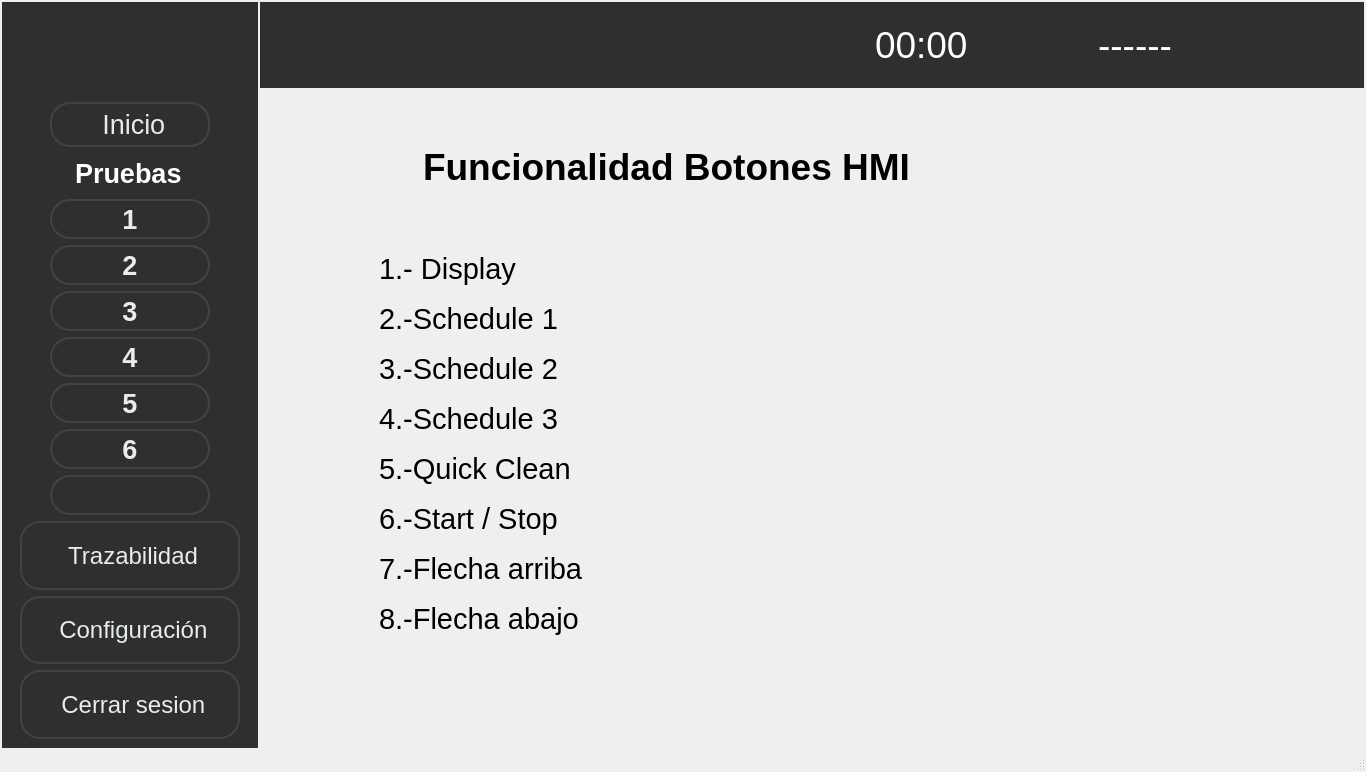
Above: ui/Application.ui from Patryckx/Nidec-tester before the change. Below: the same form after it.
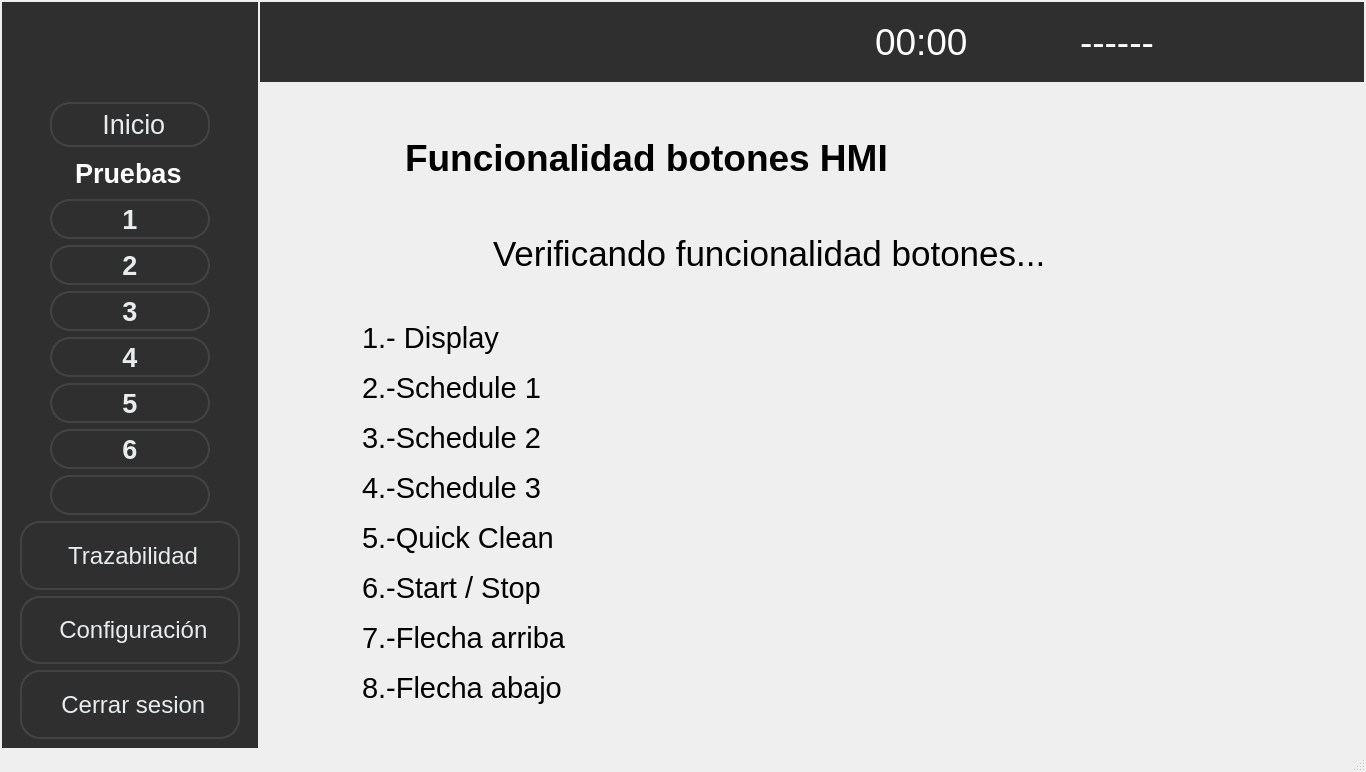
That is the form after the change. The open tabs and pages were chosen to show the change. Icons and pictures are not drawn.

The edit to the form file:
```diff
--- a/ui/Application.ui
+++ b/ui/Application.ui
@@ -52,7 +52,7 @@
     <property name="spacing">
      <number>2</number>
     </property>
-    <item row="0" column="0" rowspan="2">
+    <item row="0" column="0" rowspan="3">
      <widget class="QWidget" name="sidebar" native="true">
       <property name="minimumSize">
        <size>
@@ -1293,6 +1293,9 @@
          <property name="spacing">
           <number>15</number>
          </property>
+         <property name="leftMargin">
+          <number>10</number>
+         </property>
          <item>
           <widget class="QLabel" name="lblclock_5">
            <property name="minimumSize">
@@ -1317,7 +1320,7 @@
             <string/>
            </property>
            <property name="pixmap">
-            <pixmap resource="../resources/resources.qrc">:/resources/right.png</pixmap>
+            <pixmap resource="../resources/resources.qrc">:/resources/verified.png</pixmap>
            </property>
            <property name="scaledContents">
             <bool>true</bool>
@@ -1352,9 +1355,6 @@
            <property name="text">
             <string>------</string>
            </property>
-           <property name="alignment">
-            <set>Qt::AlignCenter</set>
-           </property>
           </widget>
          </item>
         </layout>
@@ -7049,22 +7049,153 @@
       </widget>
       <widget class="QWidget" name="page_8">
        <layout class="QGridLayout" name="gridLayout_3">
+        <item row="0" column="0" colspan="2">
+         <layout class="QHBoxLayout" name="horizontalLayout_137">
+          <property name="spacing">
+           <number>15</number>
+          </property>
         <property name="leftMargin">
-         <number>30</number>
+           <number>50</number>
         </property>
         <property name="topMargin">
-         <number>0</number>
-        </property>
-        <property name="rightMargin">
-         <number>0</number>
-        </property>
-        <property name="bottomMargin">
-         <number>60</number>
-        </property>
+           <number>30</number>
+          </property>
+          <item>
+           <widget class="QLabel" name="lblTest1_18">
+            <property name="minimumSize">
+             <size>
+              <width>71</width>
+              <height>71</height>
+             </size>
+            </property>
+            <property name="maximumSize">
+             <size>
+              <width>71</width>
+              <height>71</height>
+             </size>
+            </property>
+            <property name="text">
+             <string/>
+            </property>
+            <property name="pixmap">
+             <pixmap resource="../resources/resources.qrc">:/resources/number-5.png</pixmap>
+            </property>
+            <property name="scaledContents">
+             <bool>true</bool>
+            </property>
+           </widget>
+          </item>
+          <item>
+           <widget class="QLabel" name="lblCode_26">
+            <property name="minimumSize">
+             <size>
+              <width>700</width>
+              <height>50</height>
+             </size>
+            </property>
+            <property name="maximumSize">
+             <size>
+              <width>700</width>
+              <height>50</height>
+             </size>
+            </property>
+            <property name="font">
+             <font>
+              <pointsize>28</pointsize>
+              <weight>75</weight>
+              <bold>true</bold>
+             </font>
+            </property>
+            <property name="text">
+             <string>Funcionalidad botones HMI</string>
+            </property>
+           </widget>
+          </item>
+          <item>
+           <spacer name="horizontalSpacer_87">
+            <property name="orientation">
+             <enum>Qt::Horizontal</enum>
+            </property>
+            <property name="sizeType">
+             <enum>QSizePolicy::Expanding</enum>
+            </property>
+            <property name="sizeHint" stdset="0">
+             <size>
+              <width>328</width>
+              <height>20</height>
+             </size>
+            </property>
+           </spacer>
+          </item>
+         </layout>
+        </item>
+        <item row="1" column="0" rowspan="2" colspan="2">
+         <layout class="QVBoxLayout" name="verticalLayout_12">
+          <item>
+           <layout class="QHBoxLayout" name="horizontalLayout_83">
         <property name="spacing">
          <number>0</number>
         </property>
-        <item row="1" column="0">
+            <property name="leftMargin">
+             <number>50</number>
+            </property>
+            <item>
+             <widget class="QLabel" name="lblCode_48">
+              <property name="minimumSize">
+               <size>
+                <width>60</width>
+                <height>60</height>
+               </size>
+              </property>
+              <property name="maximumSize">
+               <size>
+                <width>60</width>
+                <height>60</height>
+               </size>
+              </property>
+              <property name="text">
+               <string/>
+              </property>
+              <property name="pixmap">
+               <pixmap resource="../resources/resources.qrc">:/resources/info.png</pixmap>
+              </property>
+              <property name="scaledContents">
+               <bool>true</bool>
+              </property>
+              <property name="wordWrap">
+               <bool>false</bool>
+              </property>
+             </widget>
+            </item>
+            <item>
+             <widget class="QLabel" name="lblButtonTestMsg">
+              <property name="minimumSize">
+               <size>
+                <width>800</width>
+                <height>70</height>
+               </size>
+              </property>
+              <property name="maximumSize">
+               <size>
+                <width>800</width>
+                <height>70</height>
+               </size>
+              </property>
+              <property name="font">
+               <font>
+                <pointsize>26</pointsize>
+                <weight>50</weight>
+                <bold>false</bold>
+               </font>
+              </property>
+              <property name="text">
+               <string>Verificando funcionalidad botones...</string>
+              </property>
+             </widget>
+            </item>
+           </layout>
+          </item>
+          <item>
          <layout class="QHBoxLayout" name="horizontalLayout_30">
           <property name="spacing">
            <number>0</number>
@@ -7847,85 +7978,9 @@
           </item>
          </layout>
         </item>
-        <item row="0" column="0">
-         <layout class="QHBoxLayout" name="horizontalLayout_83">
-          <property name="spacing">
-           <number>12</number>
-          </property>
-          <property name="leftMargin">
-           <number>50</number>
-          </property>
-          <property name="rightMargin">
-           <number>50</number>
-          </property>
-          <item>
-           <widget class="QLabel" name="lblTest1_6">
-            <property name="minimumSize">
-             <size>
-              <width>71</width>
-              <height>71</height>
-             </size>
-            </property>
-            <property name="maximumSize">
-             <size>
-              <width>71</width>
-              <height>71</height>
-             </size>
-            </property>
-            <property name="text">
-             <string/>
-            </property>
-            <property name="pixmap">
-             <pixmap resource="../resources/resources.qrc">:/resources/number-5.png</pixmap>
-            </property>
-            <property name="scaledContents">
-             <bool>true</bool>
-            </property>
-           </widget>
-          </item>
-          <item>
-           <widget class="QLabel" name="lblCode_21">
-            <property name="minimumSize">
-             <size>
-              <width>600</width>
-              <height>40</height>
-             </size>
-            </property>
-            <property name="maximumSize">
-             <size>
-              <width>600</width>
-              <height>40</height>
-             </size>
-            </property>
-            <property name="font">
-             <font>
-              <pointsize>28</pointsize>
-              <weight>75</weight>
-              <bold>true</bold>
-             </font>
-            </property>
-            <property name="text">
-             <string>Funcionalidad Botones HMI</string>
-            </property>
-           </widget>
-          </item>
-          <item>
-           <spacer name="horizontalSpacer_83">
-            <property name="orientation">
-             <enum>Qt::Horizontal</enum>
-            </property>
-            <property name="sizeType">
-             <enum>QSizePolicy::Expanding</enum>
-            </property>
-            <property name="sizeHint" stdset="0">
-             <size>
-              <width>138</width>
-              <height>20</height>
-             </size>
-            </property>
-           </spacer>
-          </item>
-          <item>
+         </layout>
+        </item>
+        <item row="2" column="1">
            <widget class="QLabel" name="lblCancelTestButtons">
             <property name="minimumSize">
              <size>
@@ -7953,24 +8008,6 @@
             </property>
            </widget>
           </item>
-          <item>
-           <spacer name="horizontalSpacer_90">
-            <property name="orientation">
-             <enum>Qt::Horizontal</enum>
-            </property>
-            <property name="sizeType">
-             <enum>QSizePolicy::Expanding</enum>
-            </property>
-            <property name="sizeHint" stdset="0">
-             <size>
-              <width>48</width>
-              <height>20</height>
-             </size>
-            </property>
-           </spacer>
-          </item>
-         </layout>
-        </item>
        </layout>
       </widget>
       <widget class="QWidget" name="page_9">
@@ -8112,7 +8149,7 @@
               </property>
               <property name="font">
                <font>
-                <pointsize>22</pointsize>
+                <pointsize>26</pointsize>
                 <weight>50</weight>
                 <bold>false</bold>
                </font>
@@ -8122,22 +8159,6 @@
               </property>
              </widget>
             </item>
-            <item>
-             <spacer name="horizontalSpacer_68">
-              <property name="orientation">
-               <enum>Qt::Horizontal</enum>
-              </property>
-              <property name="sizeType">
-               <enum>QSizePolicy::Fixed</enum>
-              </property>
-              <property name="sizeHint" stdset="0">
-               <size>
-                <width>208</width>
-                <height>20</height>
-               </size>
-              </property>
-             </spacer>
-            </item>
            </layout>
           </item>
          </layout>
```
Lines whose indentation alone changed are shown as unchanged.
